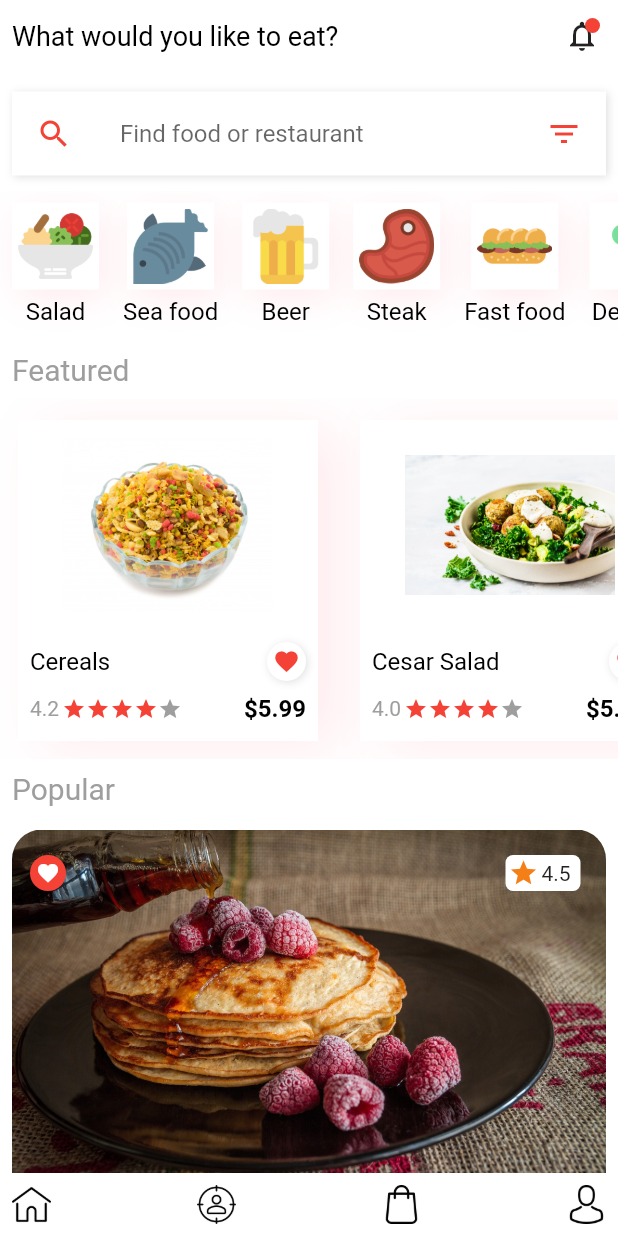
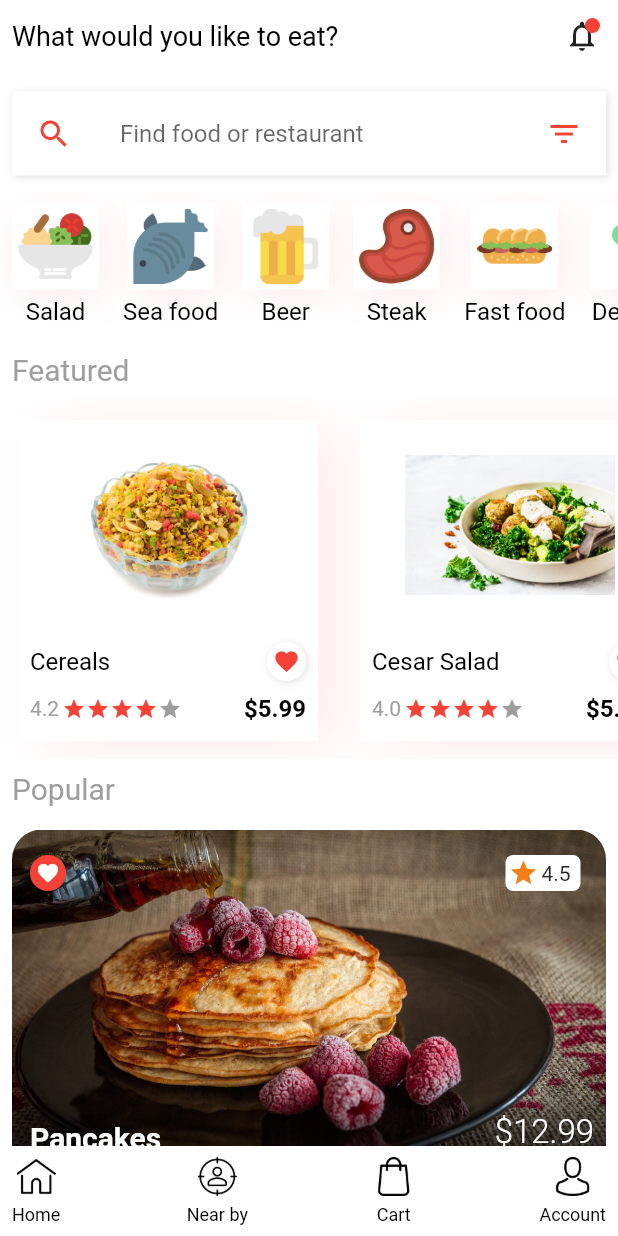
Before and after one commit to marcosanf/foodelivery-app, a Flutter app: the screen it shows after launch, on a phone screen of 412 x 824 dp. Run offline on Flutter 3.47's test engine with Material 2 defaults, Android fonts, the phone set to English and light mode, and no system bars.

Commit message:
refactoring bottom navigation

```diff
--- a/lib/src/screens/home_screen.dart
+++ b/lib/src/screens/home_screen.dart
@@ -1,5 +1,7 @@
+import 'package:flutter/cupertino.dart';
 import 'package:flutter/material.dart';
 import 'package:foodelivery/src/commons.dart';
+import 'package:foodelivery/src/widgets/bottom_navigation_button.dart';
 import 'package:foodelivery/src/widgets/categories.dart';
 import 'package:foodelivery/src/widgets/custom_text.dart';
 import 'package:foodelivery/src/widgets/featured_products.dart';
@@ -130,11 +132,69 @@ class HomeScreen extends StatelessWidget {
                     ],
                   ),
                 ),
-                Container(
-                  width: 50.0,
-                  decoration: BoxDecoration(
-                    color: white,
-                    borderRadius: BorderRadius.circular(5.0)
+                Positioned.fill(
+                  child: Padding(
+                    padding: const EdgeInsets.all(8.0),
+                    child: Align(
+                      alignment: Alignment.bottomCenter,
+                      child: Container(
+                        height: 100.0,
+                        decoration: BoxDecoration(
+                          borderRadius: BorderRadius.only(bottomLeft: Radius.circular(20.0), bottomRight: Radius.circular(20.0)),
+                          gradient: LinearGradient(
+                            begin: Alignment.bottomCenter,
+                            end: Alignment.topCenter,
+                            colors: [
+                              Colors.black.withOpacity(0.8),
+                              Colors.black.withOpacity(0.7),
+                              Colors.black.withOpacity(0.6),
+                              Colors.black.withOpacity(0.6),
+                              Colors.black.withOpacity(0.4),
+                              Colors.black.withOpacity(0.1),
+                              Colors.black.withOpacity(0.05),
+                              Colors.black.withOpacity(0.025),
+                            ],
+                          )
+                        ),
+                      ),
+                    ),
+                  ),
+                ),
+                Positioned.fill(
+                  child: Padding(
+                    padding: const EdgeInsets.all(8.0),
+                    child: Align(
+                      alignment: Alignment.bottomCenter,
+                      child: Row(
+                        mainAxisAlignment: MainAxisAlignment.spaceBetween,
+                        children: [
+                          Padding(
+                            padding: const EdgeInsets.fromLTRB(12, 8, 8, 8),
+                            child: RichText(text: TextSpan(
+                              children: [
+                                TextSpan(text: "Pancakes \n", style: TextStyle(
+                                  fontSize: 20.0, fontWeight: FontWeight.bold
+                                )),
+                                TextSpan(text: "by: ", style: TextStyle(fontSize:  16.0, fontWeight: FontWeight.w100)),
+                                TextSpan(text: "Pizza hut"),
+                              ]
+                            )),
+                          ),
+                          Padding(
+                            padding: const EdgeInsets.all(8.0),
+                            child: RichText(
+                              text: TextSpan(
+                                children: [
+                                  TextSpan(text: "\$12.99\n", style: TextStyle(
+                                    fontSize: 22.0, fontWeight: FontWeight.w300
+                                  ))
+                                ]
+                              ),
+                            ),
+                          )
+                        ],
+                      ),
+                    ),
                   ),
                 )
               ],
@@ -143,38 +203,15 @@ class HomeScreen extends StatelessWidget {
         ),
       ),
       bottomNavigationBar: Container(
+        height: 60,
         color: white,
         child: Row(
           mainAxisAlignment: MainAxisAlignment.spaceBetween,
           children: [
-            Padding(
-              padding: const EdgeInsets.all(8.0),
-              child: Image.asset(
-                'images/home.png',
-                width: 26,
-              ),
-            ),
-            Padding(
-              padding: const EdgeInsets.all(8.0),
-              child: Image.asset(
-                'images/target.png',
-                width: 26,
-              ),
-            ),
-            Padding(
-              padding: const EdgeInsets.all(8.0),
-              child: Image.asset(
-                'images/shopping-bag.png',
-                width: 26,
-              ),
-            ),
-            Padding(
-              padding: const EdgeInsets.all(8.0),
-              child: Image.asset(
-                'images/avatar.png',
-                width: 26,
-              ),
-            ),
+            ButtonNavigation(image: 'home.png',name: 'Home',),
+            ButtonNavigation(image: 'target.png',name: 'Near by',),
+            ButtonNavigation(image: 'shopping-bag.png',name: 'Cart',),
+            ButtonNavigation(image: 'avatar.png',name: 'Account',),
           ],
         ),
       ),
```
